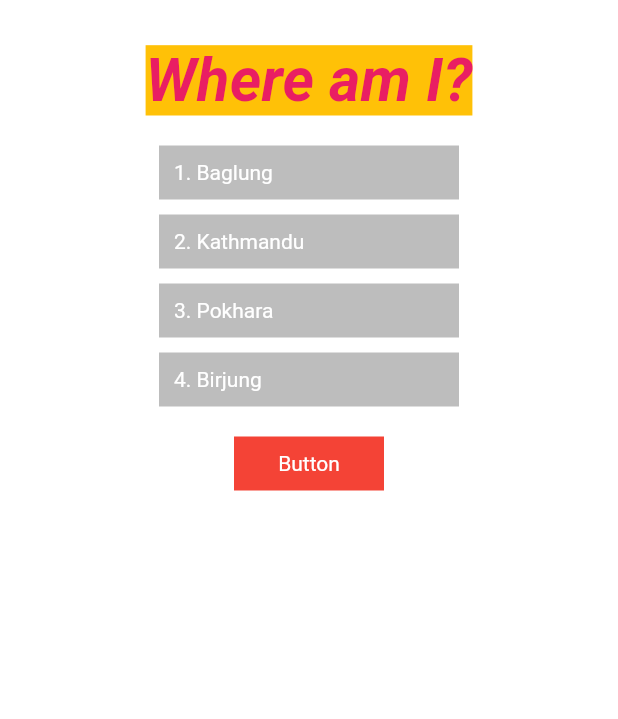
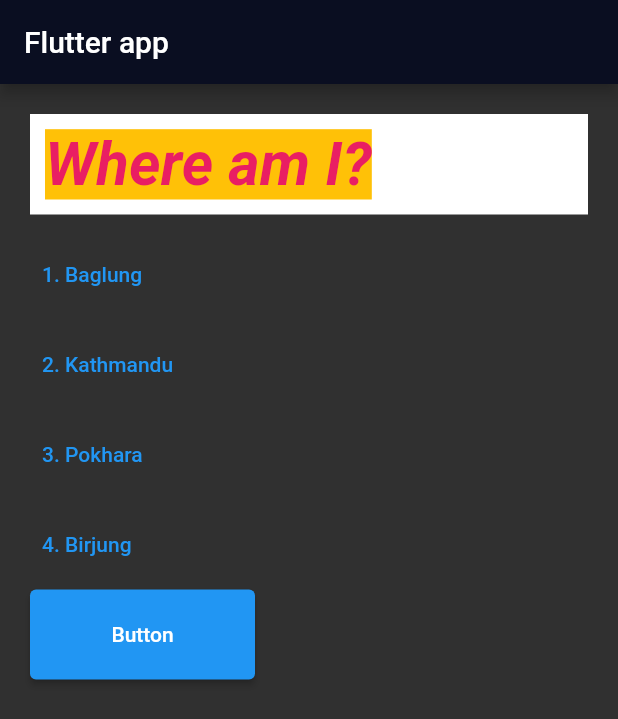
Before and after one commit to ck-lamib/Flutter, a Flutter app: the screen it shows after launch, on a phone screen of 412 x 824 dp. Shown: the top 719 px of the screen. Run offline on Flutter 3.47's test engine with Material 2 defaults, Android fonts, the phone set to English and light mode, and no system bars.

Commit message:
adding materialapp, scaffold, and elevatedButton from video 6

```diff
--- a/first_flutter_app/lib/main.dart
+++ b/first_flutter_app/lib/main.dart
@@ -6,13 +6,33 @@
 
 class App extends StatelessWidget {
   @override
+  Widget build(BuildContext contex) {
+    return MaterialApp(
+      theme: ThemeData.dark().copyWith(
+        appBarTheme: AppBarTheme(
+          backgroundColor: Color(0xff0a0e21),
+        ),
+      ),
+      home: HomePage(),
+    );
+  }
+}
+
+class HomePage extends StatelessWidget {
+  @override
   Widget build(BuildContext context) {
-    return Container(
+    return Scaffold(
+      appBar: AppBar(
+        title: Text("Flutter app"),
+      ),
+      body: Container(
         padding: EdgeInsets.all(20),
         child: Column(
+          crossAxisAlignment: CrossAxisAlignment.start,
           children: [
             Container(
               color: Colors.white,
+              width: double.maxFinite,
               padding: EdgeInsets.all(10),
               margin: EdgeInsets.only(bottom: 10),
               child: const Text(
@@ -26,63 +46,62 @@
                     fontStyle: FontStyle.italic),
               ),
             ),
-          Container(
-            width: 200,
-            color: Colors.grey.shade400,
-            padding: EdgeInsets.all(10),
-            margin: EdgeInsets.only(bottom: 10),
+            TextButton(
+              onPressed: () => print("option 1 is selected"),
+              style: TextButton.styleFrom(
+                fixedSize: Size(150, 60),
+                alignment: Alignment.centerLeft,
+              ),
               child: const Text(
                 "1. Baglung",
                 textDirection: TextDirection.ltr,
               ),
             ),
-          Container(
-            width: 200,
-            color: Colors.grey.shade400,
-            padding: EdgeInsets.all(10),
-            margin: EdgeInsets.only(bottom: 10),
+            TextButton(
+              onPressed: () => print("option 2 is selected"),
+              style: TextButton.styleFrom(
+                fixedSize: Size(150, 60),
+                alignment: Alignment.centerLeft,
+              ),
               child: const Text(
                 "2. Kathmandu",
                 textDirection: TextDirection.ltr,
               ),
             ),
-          Container(
-            width: 200,
-            color: Colors.grey.shade400,
-            padding: EdgeInsets.all(10),
-            margin: EdgeInsets.only(bottom: 10),
+            TextButton(
+              onPressed: () => print("option 3 is selected"),
+              style: TextButton.styleFrom(
+                fixedSize: Size(150, 60),
+                alignment: Alignment.centerLeft,
+              ),
               child: const Text(
                 "3. Pokhara",
                 textDirection: TextDirection.ltr,
               ),
             ),
-          Container(
-            width: 200,
-            color: Colors.grey.shade400,
-            padding: EdgeInsets.all(10),
-            margin: EdgeInsets.only(bottom: 10),
+            TextButton(
+              onPressed: () => print("option 4 is selected"),
+              style: TextButton.styleFrom(
+                fixedSize: Size(150, 60),
+                alignment: Alignment.centerLeft,
+              ),
               child: const Text(
                 "4. Birjung",
                 textDirection: TextDirection.ltr,
               ),
             ),
-          GestureDetector(
-            onTap: (() {
+            ElevatedButton(
+              onPressed: () {
                 print("submit button is pressed.");
-            }),
-            child: Container(
-              width: 100,
-              color: Colors.red,
-              padding: EdgeInsets.all(10),
-              margin: EdgeInsets.only(top: 10),
-              alignment: Alignment.center,
+              },
+              style: ElevatedButton.styleFrom(fixedSize: Size(150, 60)),
               child: const Text(
                 "Button",
                 textDirection: TextDirection.ltr,
               ),
             ),
+          ],
         ),
-        ],
       ),
     );
   }
```
Also changed, not shown: 2 other files. Lines whose indentation alone changed are shown as unchanged.
